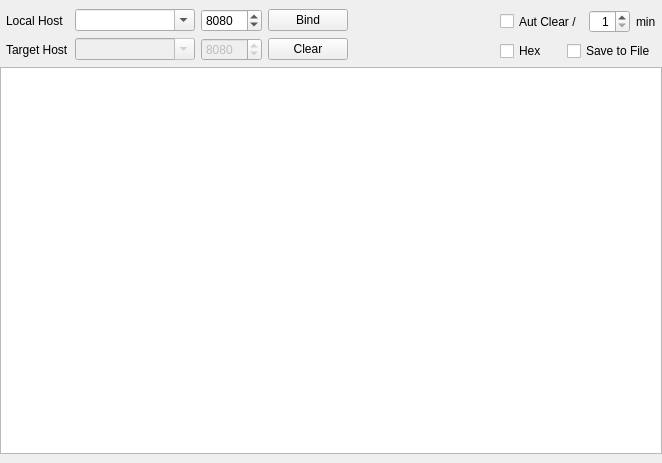
Above: ls_pageudp.ui from long568/LoSocket before the change. Below: the same form after it.
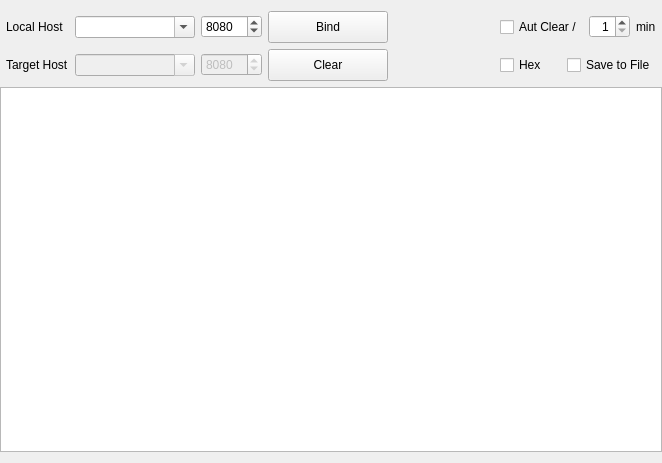
That is the form after the change.

What changed in the file:
```diff
--- a/ls_pageudp.ui
+++ b/ls_pageudp.ui
@@ -14,20 +14,17 @@
    <string>Form</string>
   </property>
   <layout class="QVBoxLayout" name="verticalLayout_3" stretch="0,1">
+   <property name="spacing">
+    <number>6</number>
+   </property>
    <property name="leftMargin">
     <number>0</number>
    </property>
-   <property name="topMargin">
-    <number>9</number>
-   </property>
    <property name="rightMargin">
     <number>0</number>
    </property>
-   <property name="bottomMargin">
-    <number>9</number>
-   </property>
    <item>
-    <layout class="QHBoxLayout" name="horizontalLayout_5" stretch="0,1,0">
+    <layout class="QHBoxLayout" name="horizontalLayout_4">
      <property name="leftMargin">
       <number>6</number>
      </property>
@@ -89,6 +86,12 @@
          </item>
          <item>
           <widget class="QPushButton" name="bnBind">
+           <property name="minimumSize">
+            <size>
+             <width>120</width>
+             <height>32</height>
+            </size>
+           </property>
            <property name="text">
             <string>Bind</string>
            </property>
@@ -155,6 +158,12 @@
          </item>
          <item>
           <widget class="QPushButton" name="bnClear">
+           <property name="minimumSize">
+            <size>
+             <width>120</width>
+             <height>32</height>
+            </size>
+           </property>
            <property name="text">
             <string>Clear</string>
            </property>
@@ -171,14 +180,14 @@
        </property>
        <property name="sizeHint" stdset="0">
         <size>
-         <width>40</width>
-         <height>20</height>
+         <width>0</width>
+         <height>25</height>
         </size>
        </property>
       </spacer>
      </item>
      <item>
-      <layout class="QVBoxLayout" name="verticalLayout_2">
+      <layout class="QVBoxLayout" name="verticalLayout_2" stretch="1,1">
        <item>
         <layout class="QHBoxLayout" name="horizontalLayout_3">
          <item>
@@ -186,7 +195,13 @@
            <property name="minimumSize">
             <size>
              <width>0</width>
-             <height>23</height>
+             <height>32</height>
+            </size>
+           </property>
+           <property name="maximumSize">
+            <size>
+             <width>16777215</width>
+             <height>32</height>
             </size>
            </property>
            <property name="text">
@@ -206,6 +221,12 @@
          </item>
          <item>
           <widget class="QLabel" name="label">
+           <property name="sizePolicy">
+            <sizepolicy hsizetype="Preferred" vsizetype="Fixed">
+             <horstretch>0</horstretch>
+             <verstretch>0</verstretch>
+            </sizepolicy>
+           </property>
            <property name="text">
             <string>min</string>
            </property>
@@ -214,9 +235,21 @@
         </layout>
        </item>
        <item>
-        <layout class="QHBoxLayout" name="horizontalLayout_4">
+        <layout class="QHBoxLayout" name="horizontalLayout_5">
          <item>
           <widget class="QCheckBox" name="cbHex">
+           <property name="minimumSize">
+            <size>
+             <width>0</width>
+             <height>32</height>
+            </size>
+           </property>
+           <property name="maximumSize">
+            <size>
+             <width>16777215</width>
+             <height>32</height>
+            </size>
+           </property>
            <property name="text">
             <string>Hex</string>
            </property>
@@ -244,8 +277,8 @@
       <string>&lt;!DOCTYPE HTML PUBLIC &quot;-//W3C//DTD HTML 4.0//EN&quot; &quot;http://www.w3.org/TR/REC-html40/strict.dtd&quot;&gt;
 &lt;html&gt;&lt;head&gt;&lt;meta name=&quot;qrichtext&quot; content=&quot;1&quot; /&gt;&lt;style type=&quot;text/css&quot;&gt;
 p, li { white-space: pre-wrap; }
-&lt;/style&gt;&lt;/head&gt;&lt;body style=&quot; font-family:'SimSun'; font-size:9pt; font-weight:400; font-style:normal;&quot;&gt;
-&lt;p style=&quot;-qt-paragraph-type:empty; margin-top:0px; margin-bottom:0px; margin-left:0px; margin-right:0px; -qt-block-indent:0; text-indent:0px;&quot;&gt;&lt;br /&gt;&lt;/p&gt;&lt;/body&gt;&lt;/html&gt;</string>
+&lt;/style&gt;&lt;/head&gt;&lt;body style=&quot; font-family:'.SF NS Text'; font-size:13pt; font-weight:400; font-style:normal;&quot;&gt;
+&lt;p style=&quot;-qt-paragraph-type:empty; margin-top:0px; margin-bottom:0px; margin-left:0px; margin-right:0px; -qt-block-indent:0; text-indent:0px; font-family:'SimSun'; font-size:9pt;&quot;&gt;&lt;br /&gt;&lt;/p&gt;&lt;/body&gt;&lt;/html&gt;</string>
      </property>
     </widget>
    </item>
```
